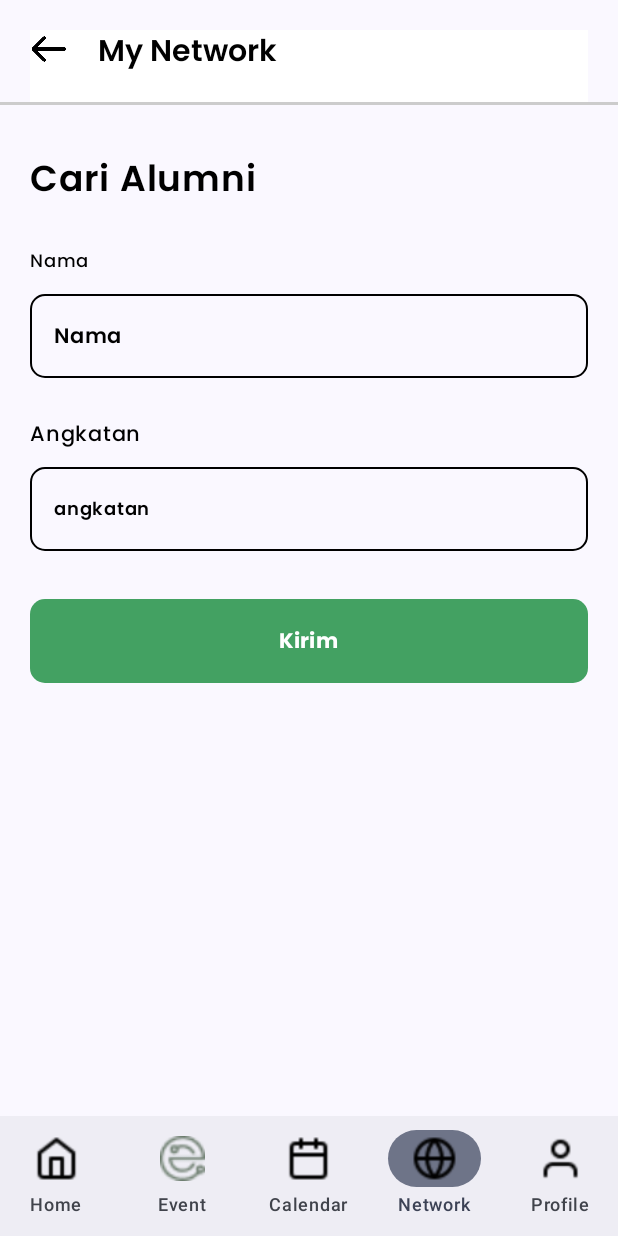
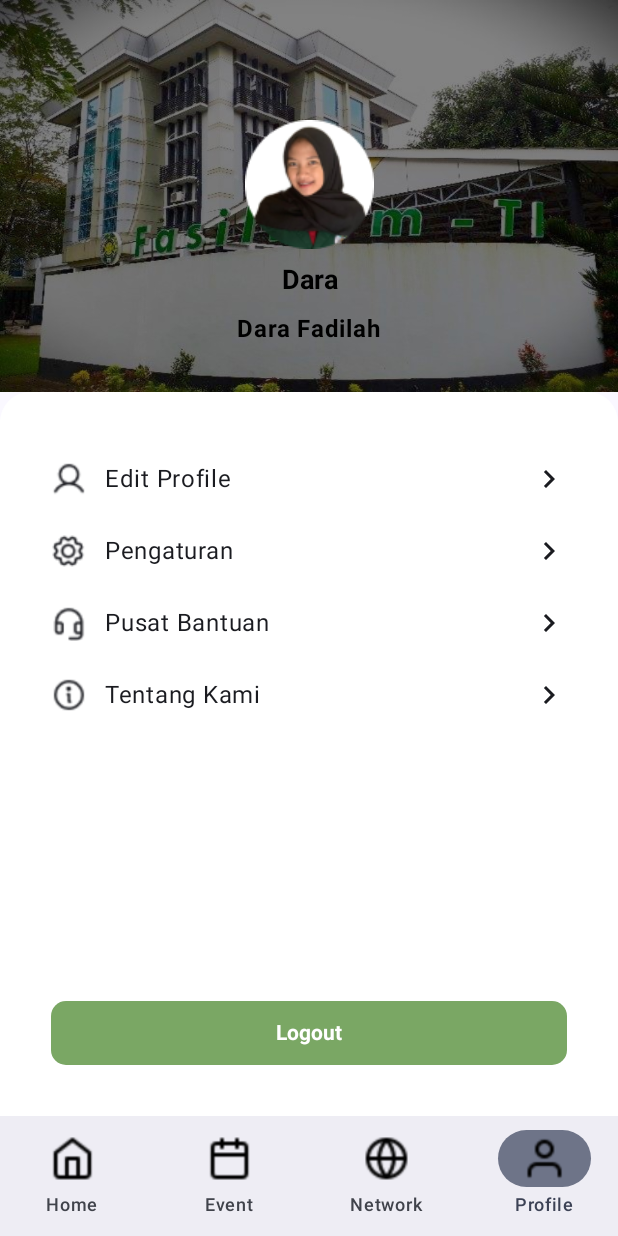
Before and after one commit to fasilkomti-alumni-connect/fe-alumni-connect, an Android app built with Jetpack Compose: the screen it shows after launch (MainActivity), item 4 of the bottom bar chosen, on a phone screen of 412 x 824 dp. Run offline under Robolectric (Android 15) with nearby library versions, the phone set to English and light mode, and no system bars.

Commit message:
fix: change the navbar to 4 navitem

```diff
--- a/app/src/main/java/com/example/fealumniconnect/navigation/AppNavigation.kt
+++ b/app/src/main/java/com/example/fealumniconnect/navigation/AppNavigation.kt
@@ -27,6 +27,7 @@ import androidx.navigation.compose.currentBackStackEntryAsState
 import androidx.navigation.compose.rememberNavController
 import com.example.fealumniconnect.HomeScreen
 import com.example.fealumniconnect.ui.screens.NetworkScreen
+import com.example.fealumniconnect.ui.theme.screen.EditProfile
 import com.example.fealumniconnect.ui.theme.screen.Profile
 
 @OptIn(ExperimentalMaterial3Api::class)
@@ -77,17 +78,17 @@ fun AppNavigation(){
             composable(route = Screens.HomeScreen.name){
                 HomeScreen()
             }
-            composable(route = Screens.HomeScreen.name){
-                HomeScreen()
-            }
-            composable(route = Screens.HomeScreen.name){
+            composable(route = Screens.EventScreen.name){
                 HomeScreen()
             }
             composable(route = Screens.NetworkScreen.name){
                 NetworkScreen()
             }
             composable(route = Screens.ProfileScreen.name){
-                Profile()
+                Profile(navController = navController)
+            }
+            composable(route = Screens.EditProfileScreen.name){
+                EditProfile(navController = navController)
             }
         }
 
--- a/app/src/main/java/com/example/fealumniconnect/navigation/NavItems.kt
+++ b/app/src/main/java/com/example/fealumniconnect/navigation/NavItems.kt
@@ -17,13 +17,8 @@ val listOfNavItems = listOf(
     ),
     NavItems(
         label = "Event",
-        icon = R.drawable.event,
+        icon = R.drawable.calendar,
         route = Screens.EventScreen.name
-    ),
-    NavItems(
-        label = "Calendar",
-        icon = R.drawable.calendar,
-        route = Screens.CalendarScreen.name
     ),
     NavItems(
         label = "Network",
--- a/app/src/main/java/com/example/fealumniconnect/navigation/Screens.kt
+++ b/app/src/main/java/com/example/fealumniconnect/navigation/Screens.kt
@@ -6,4 +6,5 @@ enum class Screens {
     CalendarScreen,
     NetworkScreen,
     ProfileScreen,
+    EditProfileScreen
 }
--- a/app/src/main/java/com/example/fealumniconnect/ui/theme/screen/EditProfile.kt
+++ b/app/src/main/java/com/example/fealumniconnect/ui/theme/screen/EditProfile.kt
@@ -41,11 +41,13 @@ import androidx.compose.ui.text.style.TextAlign
 import androidx.compose.ui.tooling.preview.Preview
 import androidx.compose.ui.unit.dp
 import androidx.compose.ui.unit.sp
+import androidx.navigation.NavController
 import com.example.fealumniconnect.R
 
 
 @Composable
-fun EditProfile() {
+fun EditProfile(navController: NavController) {
+
     Column(
         modifier = Modifier.fillMaxSize()
     ) {
@@ -225,5 +227,5 @@ fun FormProfile(modifier: Modifier = Modifier, title: String, text: String,) {
 @Preview(widthDp = 428, heightDp = 1442)
 @Composable
 private fun EditProfilPreview() {
-    EditProfile()
+//    EditProfile(navController = navController)
 }
--- a/app/src/main/java/com/example/fealumniconnect/ui/theme/screen/Profile.kt
+++ b/app/src/main/java/com/example/fealumniconnect/ui/theme/screen/Profile.kt
@@ -33,14 +33,15 @@ import androidx.compose.ui.text.style.TextAlign
 import androidx.compose.ui.tooling.preview.Preview
 import androidx.compose.ui.unit.dp
 import androidx.compose.ui.unit.sp
+import androidx.navigation.NavController
+import androidx.navigation.NavHostController
 import androidx.navigation.compose.rememberNavController
 import com.example.fealumniconnect.R
-import com.example.fealumniconnect.ui.theme.screen.composable.BottomNavigationBar
 
 @Composable
-public fun Profile() {
+public fun Profile(navController: NavController) {
     // NavHost
-    val navController = rememberNavController()
+    val navController : NavHostController = rememberNavController()
 
 //    // Scaffold
 //    scaffold(
@@ -115,7 +116,7 @@ public fun Profile() {
 //        Spacer(modifier = Modifier.height(20.dp))
 
                 // Card with menu items and Logout button
-                CardDetail()
+                CardDetail(navController = navController)
 
 
             }
@@ -125,7 +126,8 @@ public fun Profile() {
 
 
 @Composable
-fun CardDetail(modifier: Modifier = Modifier) {
+fun CardDetail(modifier: Modifier = Modifier, navController: NavHostController) {
+//    val navController : NavHostController = rememberNavController()
     Card(
         shape = RoundedCornerShape(topStart = 20.dp, topEnd = 20.dp,),
         colors = CardDefaults.cardColors(
@@ -142,10 +144,25 @@ fun CardDetail(modifier: Modifier = Modifier) {
         )
         {
             // Menu items
-            CardItem(iconResId = R.drawable.ic_user, label = "Edit Profile", onClick = { })
-            CardItem(iconResId = R.drawable.ic_setting, label = "Pengaturan", onClick = {})
-            CardItem(iconResId = R.drawable.ic_bantuan, label = "Pusat Bantuan", onClick = {})
-            CardItem(iconResId = R.drawable.ic_info, label = "Tentang Kami", onClick = {})
+            CardItem(iconResId = R.drawable.ic_user, label = "Edit Profile", routeDestination = "EditProfileScreen", navController = navController)
+            CardItem(
+                iconResId = R.drawable.ic_setting,
+                label = "Pengaturan",
+                routeDestination = "",
+                navController = navController
+            )
+            CardItem(
+                iconResId = R.drawable.ic_bantuan,
+                label = "Pusat Bantuan",
+                routeDestination = "",
+                navController = navController
+            )
+            CardItem(
+                iconResId = R.drawable.ic_info,
+                label = "Tentang Kami",
+                routeDestination = "",
+                navController = navController
+            )
 
             // Add some spacing between menu items and Logout button
             Spacer(modifier = Modifier.height(180.dp))
@@ -177,13 +194,20 @@ fun CardDetail(modifier: Modifier = Modifier) {
 }
 
 @Composable
-fun CardItem(@DrawableRes iconResId: Int, label: String, onClick: () -> Unit) {
+fun CardItem(
+    @DrawableRes iconResId: Int,
+    label: String,
+    routeDestination: String,
+    navController: NavHostController
+) {
     Row(
         verticalAlignment = Alignment.CenterVertically,
         modifier = Modifier
             .fillMaxWidth()
-            .clickable(onClick = onClick)
             .padding(vertical = 12.dp)
+            .clickable {
+                navController.navigate(routeDestination)
+            }
     ) {
         Icon(
             painter = painterResource(id = iconResId),
@@ -207,5 +231,5 @@ fun CardItem(@DrawableRes iconResId: Int, label: String, onClick: () -> Unit) {
 @Preview(widthDp = 428, heightDp = 926)
 @Composable
 private fun ProfilPreview() {
-    Profile()
+//    Profile(navController = navController)
 }
```
